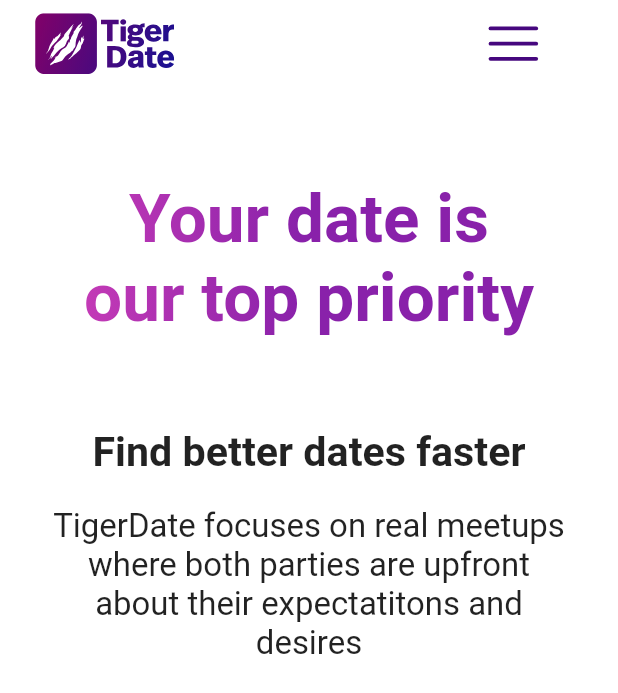
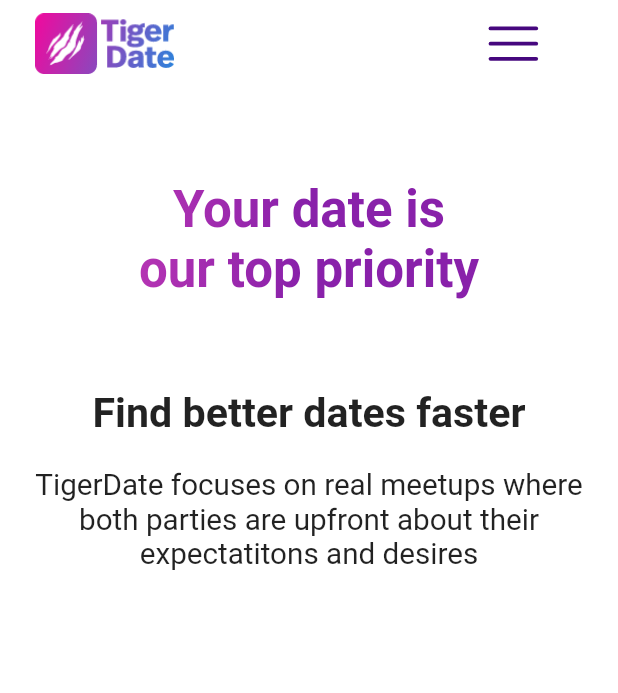
Before and after one commit to alextrieutuan/tigerdate, a Flutter app: the screen it shows after launch, on a phone screen of 412 x 824 dp. Shown: the top 693 px of the screen. Run offline on Flutter 3.47's test engine with Material 2 defaults, Android fonts, the phone set to English and light mode, and no system bars; our stand-ins replace dio, flutter_svg, get, retrofit, shared_preferences; generated files the repository leaves out were written again.

Commit message:
More on homescreen{

```diff
--- a/lib/localization/en_US.dart
+++ b/lib/localization/en_US.dart
@@ -1,8 +1,14 @@
 // English Translations
-const Map<String, String> enUS = {
+const Map<String, String> en_US = {
   'hello': 'Hello!',
   'home_screen_intro_1_header': 'Your date is\nour top priority',
   'home_screen_intro_1_title': 'Find better dates faster',
   'home_screen_intro_1_description':
       'TigerDate focuses on real meetups where both parties are upfront about their expectatitons and desires',
+  'home_screen_intro_2_header': 'Create a Date',
+  'home_screen_intro_2_description':
+      'Find the exact kind of fun you’re looking for. Specify your ideal date and see who takes you up on it.',
+  'home_screen_intro_3_header': 'Find a Date',
+  'home_screen_intro_3_description':
+      'Find dates that match your vibe. No one sees your profile until you reach out to them.',
 };
--- a/lib/localization/localization_services.dart
+++ b/lib/localization/localization_services.dart
@@ -29,8 +29,8 @@ class LocalizationService extends Translations {
   // Translations are separated maps in `lang` file
   @override
   Map<String, Map<String, String>> get keys => {
-        'en_US': enUS, // lang/en_us.dart
-        'vi_VN': viVN, // lang/vi_vn.dart
+        'en_US': en_US,
+        'vi_VN': vi_VN,
       };
 
   // Gets locale from language, and updates the locale
--- a/lib/localization/vi_VN.dart
+++ b/lib/localization/vi_VN.dart
@@ -1,5 +1,5 @@
 // Vietnamese Translations
-const Map<String, String> viVN = {
+const Map<String, String> vi_VN = {
   'hello': 'Xin chào!',
   'home_screen_intro_1_header': 'Cuộc hẹn của\nbạn\nƯu tiên của\nchúng tôi',
   'home_screen_intro_1_title': 'Tìm kiếm đối phương nhanh hơn bao giờ hết',
--- a/lib/main_application.dart
+++ b/lib/main_application.dart
@@ -9,7 +9,6 @@ class MainApplication extends StatelessWidget {
   @override
   Widget build(BuildContext context) {
     final config = AppConfig.of(context);
-
     return GetMaterialApp(
       title: config.appName,
       debugShowCheckedModeBanner: config.debugTag,
--- /dev/null
+++ b/lib/screens/home/components/app_bar.dart
@@ -0,0 +1,48 @@
+import 'package:flutter/material.dart';
+import 'package:flutter_svg/flutter_svg.dart';
+import 'package:tigerdate/styles/colors.dart';
+import 'package:tigerdate/utils/size_config.dart';
+import 'package:tigerdate/widgets/linear_gradient_mask.dart';
+
+class HomeAppBar extends StatelessWidget {
+  const HomeAppBar({
+    Key key,
+    this.pressedMenu,
+  }) : super(key: key);
+
+  final Function pressedMenu;
+
+  @override
+  Widget build(BuildContext context) {
+    return Padding(
+      padding: EdgeInsets.all(getProportionateScreenWidth(8)),
+      child: Row(
+        children: <Widget>[
+          SizedBox(width: getProportionateScreenWidth(10)),
+          Image.asset(
+            "assets/icons/tiger_date_logo.png",
+            width: getProportionateScreenWidth(91),
+            height: getProportionateScreenHeight(40),
+          ),
+          Expanded(
+            child: Align(
+              child: LinearGradientMask(
+                colors: [colorSeance, colorSeance],
+                child: GestureDetector(
+                  onTap: pressedMenu,
+                  child: SvgPicture.asset(
+                    "assets/svgs/menu.svg",
+                    width: getProportionateScreenWidth(91),
+                    height: getProportionateScreenHeight(40),
+                  ),
+                ),
+              ),
+              alignment: Alignment.centerRight,
+            ),
+          ),
+          SizedBox(width: getProportionateScreenWidth(10))
+        ],
+      ),
+    );
+  }
+}
--- /dev/null
+++ b/lib/screens/home/components/avatar_image_with_background.dart
@@ -0,0 +1,31 @@
+import 'package:flutter/material.dart';
+import 'package:tigerdate/utils/size_config.dart';
+
+class AvatarWithBackground extends StatelessWidget {
+  const AvatarWithBackground({Key key}) : super(key: key);
+
+  @override
+  Widget build(BuildContext context) {
+    return Stack(
+      alignment: Alignment.center,
+      children: <Widget>[
+        Image.asset(
+          "assets/images/intro_bg_1.png",
+          width: getProportionateScreenWidth(245),
+          height: getProportionateScreenHeight(225),
+        ),
+        Positioned(
+          bottom: getProportionateScreenHeight(33),
+          left: getProportionateScreenWidth(45),
+          child: ClipOval(
+            child: Image.asset(
+              "assets/images/intro-girl 1.png",
+              width: getProportionateScreenWidth(150),
+              height: getProportionateScreenHeight(150),
+            ),
+          ),
+        ),
+      ],
+    );
+  }
+}
--- /dev/null
+++ b/lib/screens/home/components/intro_body.dart
@@ -0,0 +1,32 @@
+import 'package:flutter/material.dart';
+import 'package:tigerdate/screens/home/components/intro_text_widgets.dart';
+import 'package:tigerdate/utils/size_config.dart';
+
+class Intro extends StatelessWidget {
+  const Intro({
+    Key key,
+  }) : super(key: key);
+
+  @override
+  Widget build(BuildContext context) {
+    return Expanded(
+      child: SingleChildScrollView(
+        child: Column(
+          children: <Widget>[
+            SizedBox(height: getProportionateScreenHeight(60)),
+            Column(
+              children: [
+                HeaderText(stringKey: 'home_screen_intro_1_header'),
+                SizedBox(height: getProportionateScreenHeight(60)),
+                TitleText(stringKey: 'home_screen_intro_1_title'),
+                SizedBox(height: getProportionateScreenHeight(20)),
+                DescriptionText(stringKey: 'home_screen_intro_1_description'),
+                SizedBox(height: getProportionateScreenHeight(100)),
+              ],
+            ),
+          ],
+        ),
+      ),
+    );
+  }
+}
--- /dev/null
+++ b/lib/screens/home/components/intro_text_widgets.dart
@@ -0,0 +1,76 @@
+import 'package:flutter/material.dart';
+import 'package:get/get.dart';
+import 'package:tigerdate/styles/colors.dart';
+import 'package:tigerdate/utils/gradien_color.dart';
+import 'package:tigerdate/utils/size_config.dart';
+
+class HeaderText extends StatelessWidget {
+  const HeaderText({
+    Key key,
+    this.stringKey,
+  }) : super(key: key);
+
+  final String stringKey;
+
+  @override
+  Widget build(BuildContext context) {
+    return Text(
+      stringKey.tr,
+      style: Theme.of(context).textTheme.headline4.copyWith(
+            fontWeight: FontWeight.bold,
+            foreground: Paint()
+              ..shader = getLinearShaderGradient(
+                [
+                  colorCerise,
+                  colorSeance,
+                ],
+              ),
+          ),
+      textAlign: TextAlign.center,
+    );
+  }
+}
+
+class DescriptionText extends StatelessWidget {
+  const DescriptionText({
+    Key key,
+    @required this.stringKey,
+  }) : super(key: key);
+
+  final String stringKey;
+
+  @override
+  Widget build(BuildContext context) {
+    return Padding(
+      padding:
+          EdgeInsets.symmetric(horizontal: getProportionateScreenWidth(16)),
+      child: Text(
+        stringKey.tr,
+        style: Theme.of(context)
+            .textTheme
+            .bodyText2
+            .copyWith(fontSize: getProportionateFontSize(18)),
+        textAlign: TextAlign.center,
+      ),
+    );
+  }
+}
+
+class TitleText extends StatelessWidget {
+  const TitleText({
+    Key key,
+    @required this.stringKey,
+  }) : super(key: key);
+
+  final String stringKey;
+
+  @override
+  Widget build(BuildContext context) {
+    return Text(
+      stringKey.tr,
+      style: Theme.of(context).textTheme.bodyText1.copyWith(
+          fontWeight: FontWeight.bold, fontSize: getProportionateFontSize(25)),
+      textAlign: TextAlign.center,
+    );
+  }
+}
--- /dev/null
+++ b/lib/screens/home/components/side_menu.dart
@@ -0,0 +1,10 @@
+import 'package:flutter/material.dart';
+
+class SideMenu extends StatelessWidget {
+  const SideMenu({Key key}) : super(key: key);
+
+  @override
+  Widget build(BuildContext context) {
+    return Container();
+  }
+}
--- a/lib/screens/home/home_screen.dart
+++ b/lib/screens/home/home_screen.dart
@@ -1,10 +1,8 @@
 import 'package:flutter/material.dart';
-import 'package:flutter_svg/svg.dart';
-import 'package:get/get.dart';
-import 'package:tigerdate/styles/colors.dart';
-import 'package:tigerdate/utils/gradien_color.dart';
-import 'package:tigerdate/utils/size_config.dart';
-import 'package:tigerdate/widgets/linear_gradient_mask.dart';
+import 'package:tigerdate/screens/home/components/side_menu.dart';
+
+import 'components/intro_body.dart';
+import 'components/app_bar.dart';
 
 class HomeScreen extends StatefulWidget {
   HomeScreen({Key key}) : super(key: key);
@@ -14,98 +12,26 @@ class HomeScreen extends StatefulWidget {
 }
 
 class _HomeScreenState extends State<HomeScreen> {
+  bool _isShownSideMenu = false;
+
   @override
   Widget build(BuildContext context) {
-    SizedConfig().initWithContext(context);
     return Scaffold(
       backgroundColor: Colors.white,
       body: SafeArea(
         child: Column(
           children: <Widget>[
-            Padding(
-              padding: EdgeInsets.all(getProportionateScreenWidth(8)),
-              child: Row(
-                children: <Widget>[
-                  SizedBox(width: getProportionateScreenWidth(10)),
-                  LinearGradientMask(
-                    colors: [colorSeance, colorSeance],
-                    child: SvgPicture.asset(
-                      "assets/svgs/tiger_date_logo.svg",
-                      width: getProportionateScreenWidth(91),
-                      height: getProportionateScreenHeight(40),
-                    ),
-                  ),
-                  Expanded(
-                    child: Align(
-                      child: LinearGradientMask(
-                        colors: [colorSeance, colorSeance],
-                        child: SvgPicture.asset(
-                          "assets/svgs/menu.svg",
-                          width: getProportionateScreenWidth(91),
-                          height: getProportionateScreenHeight(40),
-                        ),
-                      ),
-                      alignment: Alignment.centerRight,
-                    ),
-                  ),
-                  SizedBox(width: getProportionateScreenWidth(10))
-                ],
-              ),
+            HomeAppBar(
+              pressedMenu: () {
+                setState(() {
+                  _isShownSideMenu = !_isShownSideMenu;
+                });
+              },
             ),
-            Expanded(
-              child: SingleChildScrollView(
-                child: Column(
-                  children: <Widget>[
-                    SizedBox(
-                      height: getProportionateScreenHeight(60),
-                    ),
-                    Padding(
-                      padding: EdgeInsets.symmetric(
-                          horizontal: getProportionateScreenWidth(30)),
-                      child: Column(
-                        children: [
-                          Text(
-                            'home_screen_intro_1_header'.tr,
-                            style: Theme.of(context)
-                                .textTheme
-                                .headline3
-                                .copyWith(
-                                  fontWeight: FontWeight.bold,
-                                  foreground: Paint()
-                                    ..shader = getLinearShaderGradient(
-                                      [Color(0xffDA44bb), Color(0xff8921aa)],
-                                    ),
-                                ),
-                            textAlign: TextAlign.center,
-                          ),
-                          SizedBox(height: getProportionateScreenHeight(60)),
-                          Text(
-                            'home_screen_intro_1_title'.tr,
-                            style: Theme.of(context)
-                                .textTheme
-                                .bodyText1
-                                .copyWith(
-                                    fontWeight: FontWeight.bold,
-                                    fontSize: getProportionateFontSize(25)),
-                            textAlign: TextAlign.center,
-                          ),
-                          SizedBox(height: getProportionateScreenHeight(20)),
-                          Text(
-                            'home_screen_intro_1_description'.tr,
-                            style: Theme.of(context)
-                                .textTheme
-                                .bodyText2
-                                .copyWith(
-                                    fontSize: getProportionateFontSize(20)),
-                            textAlign: TextAlign.center,
-                          ),
-                        ],
-                      ),
-                    ),
-                  ],
-                ),
-              ),
-            )
+            AnimatedContainer(
+              duration: Duration(milliseconds: 5000),
+              child: _isShownSideMenu ? SideMenu() : Intro(),
+            ),
           ],
         ),
       ),
--- a/lib/styles/colors.dart
+++ b/lib/styles/colors.dart
@@ -3,3 +3,8 @@ import 'package:flutter/material.dart';
 const Color colorCerise = Color(0xffDA44bb);
 
 const Color colorSeance = Color(0xff8921aa);
+
+const Color colorWhite = Color(0xffffffff);
+
+const Color colorLinkWater = Color(0xffceedf3);
+const Color colorBlueChalk = Color(0xffefcdff);
--- a/lib/utils/size_config.dart
+++ b/lib/utils/size_config.dart
@@ -1,19 +1,13 @@
-import 'package:flutter/material.dart';
+import 'package:get/get.dart';
 
 class SizedConfig {
-  static double deviceWidth;
-  static double deviceHeight;
-  static bool isResponsiveFontSizeWidth;
+  static double deviceWidth = Get.width;
+  static double deviceHeight = Get.height;
+  static bool isResponsiveFontSizeWidth =
+      (deviceWidth / deviceHeight) < (9 / 16);
 
   static final double designPhoneWidth = 375;
   static final double designPhoneHeight = 812;
-
-  void initWithContext(BuildContext context) {
-    MediaQueryData data = MediaQuery.of(context);
-    deviceWidth = data.size.width;
-    deviceHeight = data.size.height;
-    isResponsiveFontSizeWidth = (deviceWidth / deviceHeight) < (9 / 16);
-  }
 }
 
 double getProportionateScreenHeight(double value) {
--- a/pubspec.yaml
+++ b/pubspec.yaml
@@ -69,6 +69,7 @@ flutter:
   assets:
     - assets/
     - assets/images/
+    - assets/icons/
     - assets/svgs/
 
   # An image asset can refer to one or more resolution-specific "variants", see
```
Also changed, not shown: assets/icons/tiger_date_logo.png (added), assets/images/graphic-find-a-date.png (added), assets/images/intro-girl 1.png (added), assets/images/intro_bg_1.png (added), assets/svgs/tiger_date_logo.svg (deleted).
